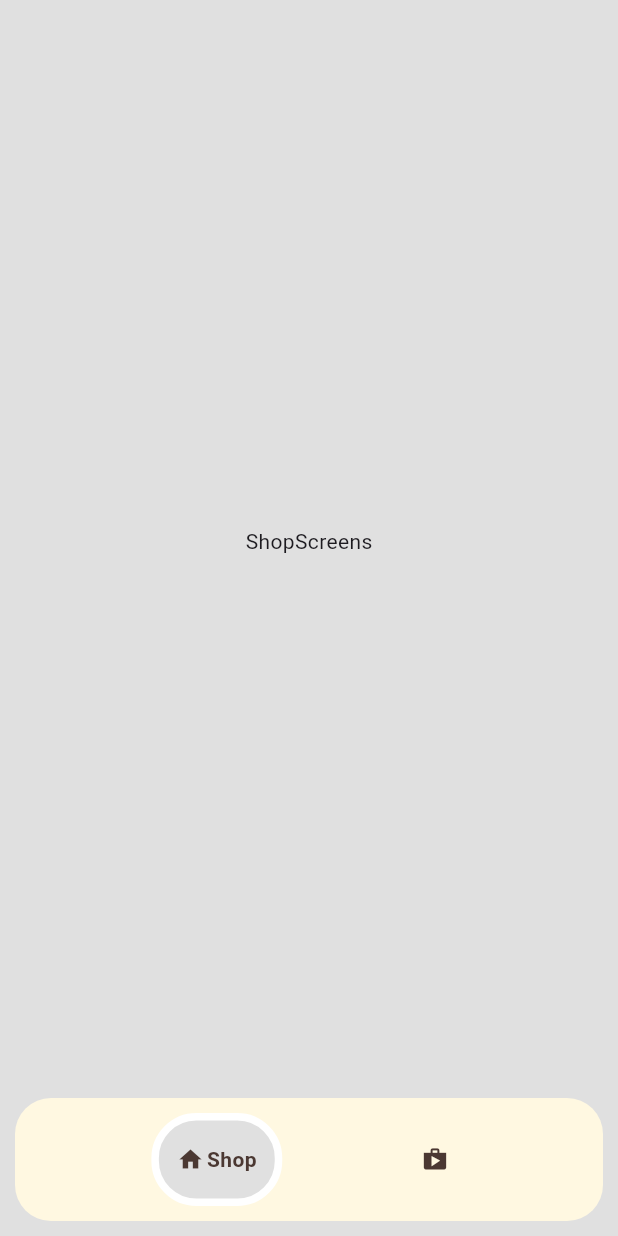
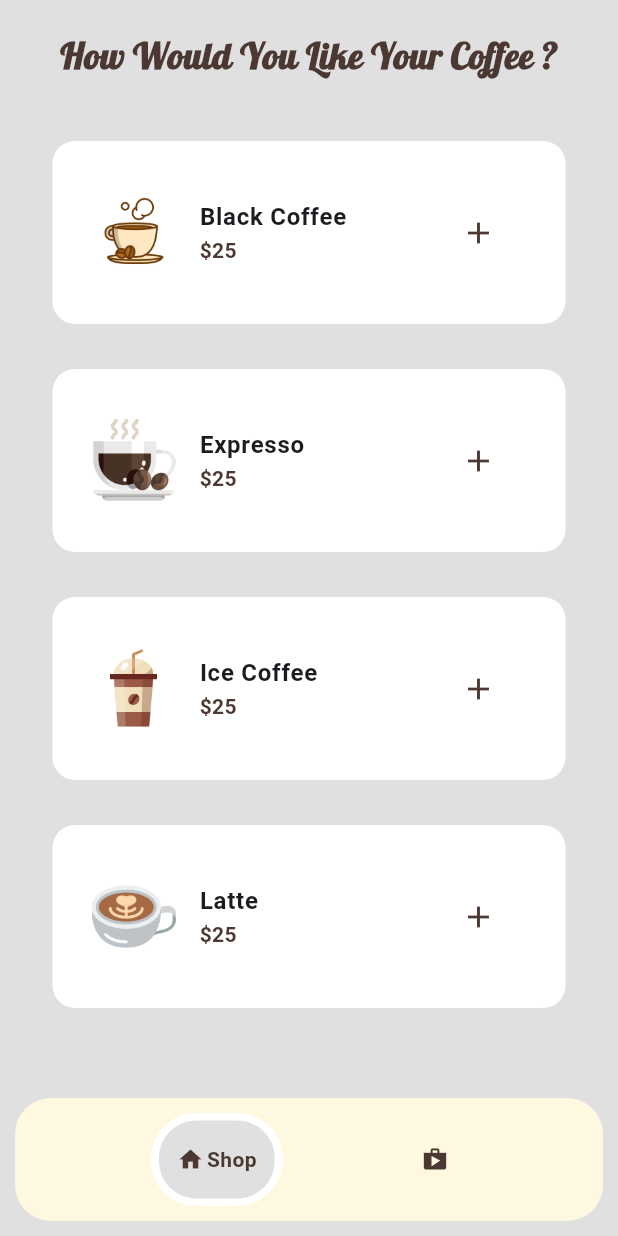
Before and after one commit to ahmedel0189/coffe_shop_sb, a Flutter app: the screen it shows after launch, on a phone screen of 412 x 824 dp. Run offline on Flutter 3.47's test engine with Material 3 defaults, Android fonts, the phone set to English and light mode, and no system bars; drawn by our look-alikes of google_nav_bar; our stand-ins replace google_fonts.

Commit message:
Establish the Coffee Shop Page and basic Widgets

```diff
--- a/lib/layers/ui/screens/shop_screens.dart
+++ b/lib/layers/ui/screens/shop_screens.dart
@@ -1,12 +1,30 @@
+// import 'package:coffee_shop_sb/constants/my_colors.dart';
+import 'package:coffee_shop_sb/layers/data/models/coffee_shop_model.dart';
+import 'package:coffee_shop_sb/layers/ui/widgets/widgets_of_shop_screen.dart';
 import 'package:flutter/material.dart';
+import 'package:provider/provider.dart';
 
 class ShopScreens extends StatelessWidget {
   const ShopScreens({super.key});
 
   @override
   Widget build(BuildContext context) {
-    return Center(
-      child: Text('ShopScreens'),
+    return Consumer<CoffeeShopModel>(
+      builder: (context, value, child) {
+        return SafeArea(
+          child: Padding(
+            padding: EdgeInsets.all(20),
+            child: Column(
+              children: [
+                WidgetsOfShopScreen()
+                    .buildOrderText(),
+                const SizedBox(height: 25),
+                WidgetsOfShopScreen().buildListOfTheCoffee(value),
+              ],
+            ),
+          ),
+        );
+      },
     );
   }
 }
--- /dev/null
+++ b/lib/layers/ui/widgets/widgets_of_shop_screen.dart
@@ -0,0 +1,95 @@
+import 'package:coffee_shop_sb/constants/my_colors.dart';
+import 'package:coffee_shop_sb/layers/data/models/coffee_model.dart';
+import 'package:coffee_shop_sb/layers/data/models/coffee_shop_model.dart';
+import 'package:flutter/material.dart';
+import 'package:google_fonts/google_fonts.dart';
+import 'package:provider/provider.dart';
+
+class WidgetsOfShopScreen {
+  Widget buildOrderText() {
+    return Align(
+      alignment: Alignment.center,
+      child: Text(
+        'How Would You Like Your Coffee ?',
+        style: GoogleFonts.lobster(
+          fontSize: 24,
+          color: MyColors.myGnavColor,
+          fontWeight: FontWeight.bold,
+        ),
+      ),
+    );
+  }
+
+  Widget buildListOfTheCoffee(
+    CoffeeShopModel value,
+  ) {
+    return Expanded(
+      child: ListView.builder(
+        itemCount: value.coffeeShop.length,
+        itemBuilder: (context, index) {
+          CoffeeModel eachCoffee =
+              value.coffeeShop[index];
+          return buildCoffeeListTail(
+            eachCoffee: eachCoffee,
+            onPressed: () => addTocart(
+              context,
+              coffee: eachCoffee,
+            ),
+          );
+        },
+      ),
+    );
+  }
+
+  void addTocart(
+    BuildContext context, {
+    required CoffeeModel coffee,
+  }) {
+    Provider.of<CoffeeShopModel>(
+      context,
+      listen: false,
+    ).addItemToCart(coffee);
+  }
+
+  Widget buildCoffeeListTail({
+    required CoffeeModel eachCoffee,
+    required VoidCallback onPressed,
+  }) {
+    return Container(
+      decoration: BoxDecoration(
+        color: Colors.white,
+        borderRadius: BorderRadius.circular(15),
+      ),
+      margin: EdgeInsets.all(15),
+      padding: EdgeInsets.symmetric(
+        horizontal: 10,
+        vertical: 25,
+      ),
+      child: ListTile(
+        title: Text(
+          eachCoffee.coffeeName,
+          style: TextStyle(
+            fontWeight: FontWeight.bold,
+          ),
+        ),
+        subtitle: Text(
+          "\$${eachCoffee.coffeePrice}",
+          style: TextStyle(
+            fontWeight: FontWeight.bold,
+            color: MyColors.myGnavColor,
+          ),
+        ),
+        leading: Image.asset(
+          eachCoffee.coffeeImage,
+        ),
+        trailing: IconButton(
+          icon: Icon(
+            Icons.add,
+            color: MyColors.myGnavColor,
+          ),
+          onPressed: onPressed,
+        ),
+      ),
+    );
+  }
+}
```
